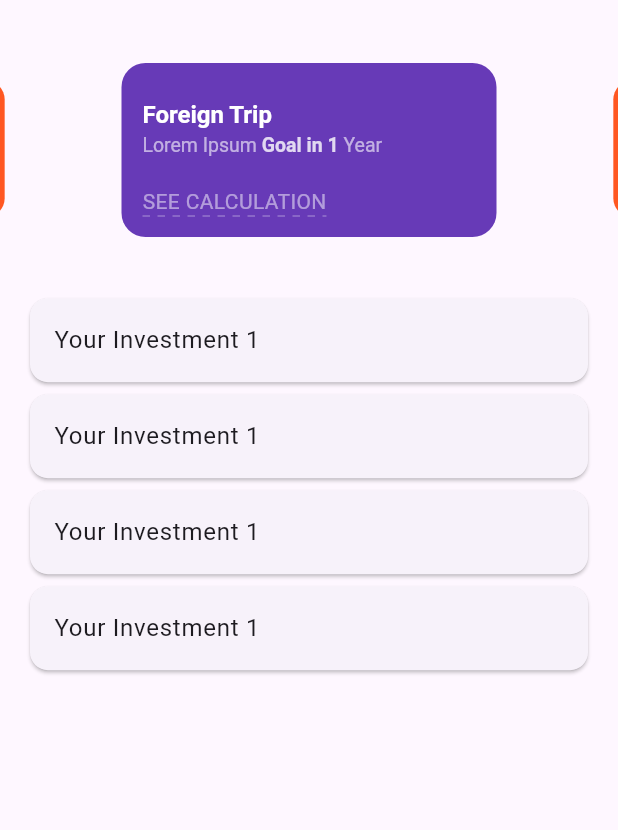
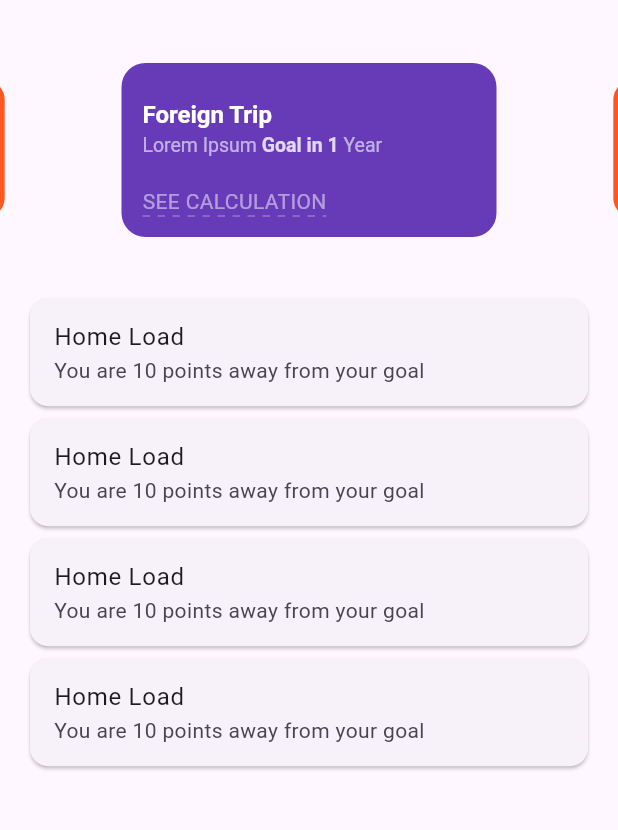
Before and after one commit to aditechdev/goal_based_investment, a Flutter app: the HomePage screen opened by its route, after a tap on "Start Investing", on a phone screen of 412 x 824 dp, the part 63-893 px from its top. Run offline on Flutter 3.47's test engine with Material 3 defaults, Android fonts, the light colour scheme and no system bars; drawn by our look-alikes of carousel_slider; our stand-ins replace dotted_decoration, liquid_swipe, rxdart, smooth_page_indicator, syncfusion_flutter_gauges.

Commit message:
:zap: Small change

```diff
--- a/lib/controller/amount_selection_controller.dart
+++ b/lib/controller/amount_selection_controller.dart
@@ -13,6 +13,8 @@ class AmountSelectionController {
     _selectedCurrency.add(value);
   }
 
+
+
   BehaviorSubject<CurrencyModel> get getSelectedCurrency => _selectedCurrency;
 }
 
--- a/lib/widgets/homeScreenWidget/investment_card_widget.dart
+++ b/lib/widgets/homeScreenWidget/investment_card_widget.dart
@@ -9,7 +9,8 @@ class InvestmentTile extends StatelessWidget {
   Widget build(BuildContext context) {
     return const Card(
       child: ListTile(
-        title: Text("Your Investment 1"),
+        title: Text("Home Load"),
+        subtitle: Text("You are 10 points away from your goal"),
       ),
     );
   }
```
